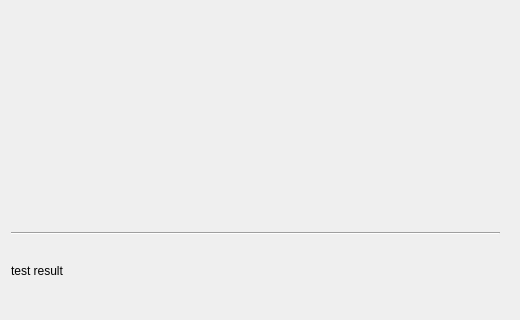
This is JawaySMTTool/widget.ui in qianniu123/JawayTool as Qt 5 draws it before an edit; both pictures show x 0 to 520 and y 309 to 629 of the 520 by 629 pixel window. The edited form follows.
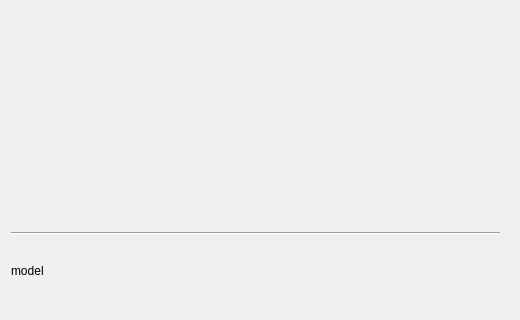
This is the edited form. Icons and pictures are not drawn.

```diff
--- a/JawaySMTTool/widget.ui
+++ b/JawaySMTTool/widget.ui
@@ -246,7 +246,7 @@
        </size>
       </property>
       <property name="text">
-       <string>test result</string>
+       <string>model</string>
       </property>
      </widget>
     </item>
```
Left out of the diff: 2 changed lines with no effect on the pictures.
